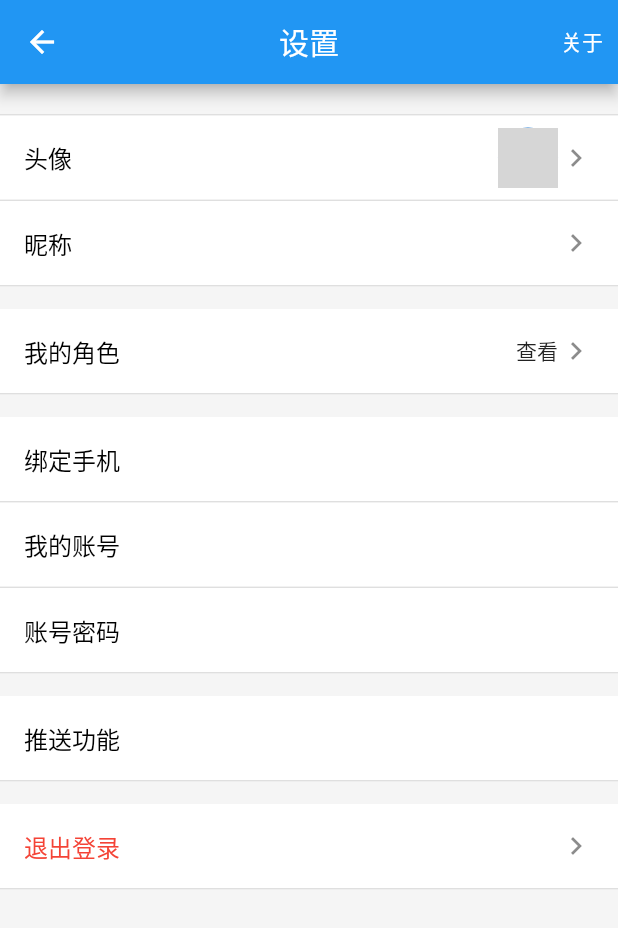
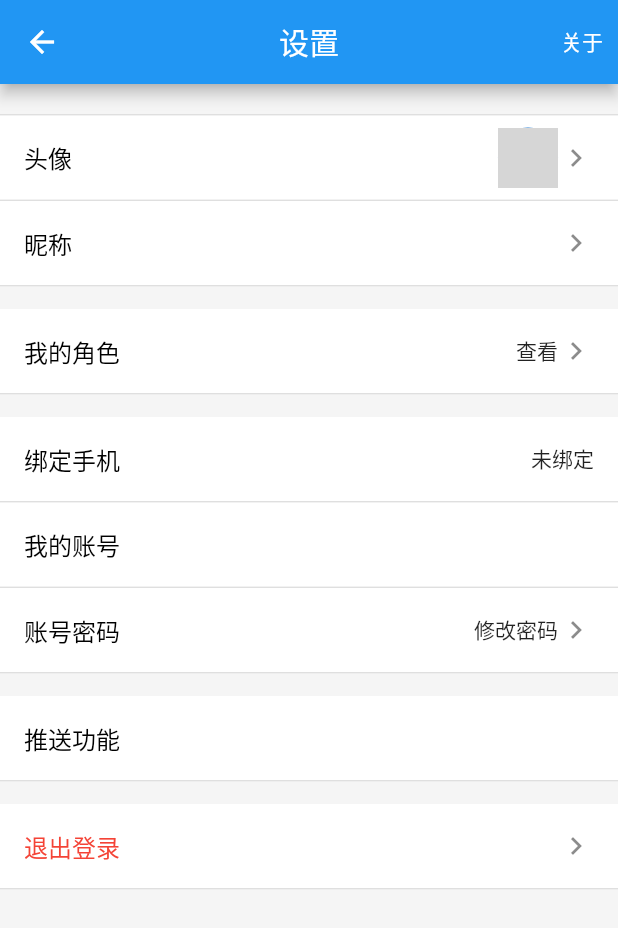
Before and after one commit to vcqzero/jjhy-app-refactor, a Flutter app: the SettingsPage screen opened by its route, on a phone screen of 412 x 824 dp. Shown: the top 928 px of the screen. Run offline on Flutter 3.47's test engine with Material 2 defaults, Android fonts, the phone set to English and light mode, and no system bars; our stand-ins replace dio, flutter_easyloading, fluttertoast, get_storage, image_picker, open_file and 3 more; accounts and stored records are empty; network calls fail; grey boxes are pictures that could not be loaded.

Commit message:
添加安全认证页面

```diff
--- a/lib/pages/profile/widges/TheAvatarSection.dart
+++ b/lib/pages/profile/widges/TheAvatarSection.dart
@@ -43,7 +43,7 @@ class TheAvatarSection extends StatelessWidget {
                   Container(
                     margin: EdgeInsets.only(top: 12),
                     child: Text(
-                      phone != null ? MyString.encryptPhone(phone!) : '',
+                      phone != null ? MyString.encryptPhone(phone!) : '未绑定手机',
                       style: TextStyle(
                         color: Colors.white,
                       ),
--- a/lib/pages/settings/Index.dart
+++ b/lib/pages/settings/Index.dart
@@ -4,6 +4,7 @@ import 'package:app/api/AuthApi.dart';
 import 'package:app/config/Config.dart';
 import 'package:app/main.dart';
 import 'package:app/pages/about/Index.dart';
+import 'package:app/pages/security/SafetyVerificationPage.dart';
 import 'package:app/pages/settings/EditUserInfoPage.dart';
 import 'package:app/pages/settings/UserRoleListPage.dart';
 import 'package:app/pages/settings/widges/TheAvatarTile.dart';
@@ -120,13 +121,25 @@ class _SettingsPageState extends State<SettingsPage> with RouteAware {
           SizedBox(height: 15),
           // 绑定手机
           MyTile(
-              title: '绑定手机', trailingWidget: Text(_user.telEncryption ?? '')),
+              title: '绑定手机',
+              trailingWidget: Text(_user.telEncryption ?? '未绑定')),
           Divider(height: 1),
           // 账号
           MyTile(title: '我的账号', trailingWidget: Text(_user.username ?? '')),
           Divider(height: 1),
           // 账号密码
-          MyTile(title: '账号密码'),
+          MyTile(
+            title: '账号密码',
+            trailingString: '修改密码',
+            onTap: () {
+              Navigator.push(
+                context,
+                MaterialPageRoute(
+                  builder: (context) => SafetyVerificationPage(),
+                ),
+              );
+            },
+          ),
           Divider(height: 1),
           // 推送功能
           SizedBox(height: 15),
```
Also changed, not shown: lib/pages/security/SafetyVerificationPage.dart (added, +19 -0 lines).
